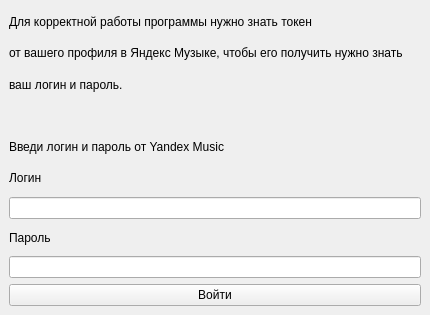
The window that Ui/Authorize.ui (KirMozor/Yamux) describes before a commit, drawn with Qt 5.
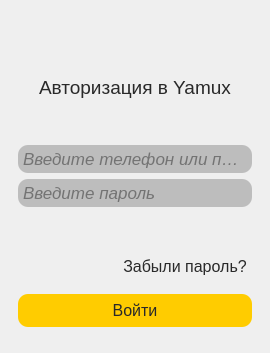
The same window after the commit. Icons and pictures are not drawn.

Commit message: Работаю над дизайном. Добавил новое окно авторизации

Diff of the .ui file:
```diff
--- a/Ui/Authorize.ui
+++ b/Ui/Authorize.ui
@@ -6,8 +6,8 @@
    <rect>
     <x>0</x>
     <y>0</y>
-    <width>430</width>
-    <height>315</height>
+    <width>270</width>
+    <height>353</height>
    </rect>
   </property>
   <property name="windowTitle">
@@ -18,81 +18,236 @@
     <normaloff>../Svg/icon.svg</normaloff>../Svg/icon.svg</iconset>
   </property>
   <widget class="QWidget" name="centralwidget">
-   <layout class="QVBoxLayout" name="verticalLayout">
-    <item>
-     <widget class="QLabel" name="label">
-      <property name="text">
-       <string>Для корректной работы программы нужно знать токен</string>
-      </property>
+   <property name="styleSheet">
+    <string notr="true">color:#ffffff</string>
+   </property>
+   <layout class="QGridLayout" name="gridLayout_8">
+    <item row="0" column="0">
+     <widget class="QWidget" name="widget" native="true">
+      <layout class="QGridLayout" name="gridLayout">
+       <item row="0" column="0">
+        <layout class="QGridLayout" name="gridLayout_2">
+         <item row="0" column="0">
+          <spacer name="horizontalSpacer">
+           <property name="orientation">
+            <enum>Qt::Horizontal</enum>
+           </property>
+           <property name="sizeHint" stdset="0">
+            <size>
+             <width>40</width>
+             <height>20</height>
+            </size>
+           </property>
+          </spacer>
+         </item>
+         <item row="0" column="1">
+          <widget class="QLabel" name="label">
+           <property name="text">
+            <string/>
+           </property>
+           <property name="pixmap">
+            <pixmap>../Svg/yandex_en_icon-icons.com_61632(1).png</pixmap>
+           </property>
+          </widget>
+         </item>
+         <item row="0" column="2">
+          <spacer name="horizontalSpacer_2">
+           <property name="orientation">
+            <enum>Qt::Horizontal</enum>
+           </property>
+           <property name="sizeHint" stdset="0">
+            <size>
+             <width>40</width>
+             <height>20</height>
+            </size>
+           </property>
+          </spacer>
+         </item>
+        </layout>
+       </item>
+       <item row="1" column="0">
+        <layout class="QGridLayout" name="gridLayout_9">
+         <item row="0" column="0">
+          <spacer name="horizontalSpacer_4">
+           <property name="orientation">
+            <enum>Qt::Horizontal</enum>
+           </property>
+           <property name="sizeHint" stdset="0">
+            <size>
+             <width>40</width>
+             <height>20</height>
+            </size>
+           </property>
+          </spacer>
+         </item>
+         <item row="0" column="1">
+          <widget class="QLabel" name="label_2">
+           <property name="font">
+            <font>
+             <family>System-ui</family>
+             <pointsize>14</pointsize>
+             <weight>50</weight>
+             <italic>false</italic>
+             <bold>false</bold>
+            </font>
+           </property>
+           <property name="styleSheet">
+            <string notr="true">color:#292929</string>
+           </property>
+           <property name="text">
+            <string>Авторизация в Yamux</string>
+           </property>
+          </widget>
+         </item>
+         <item row="0" column="2">
+          <spacer name="horizontalSpacer_5">
+           <property name="orientation">
+            <enum>Qt::Horizontal</enum>
+           </property>
+           <property name="sizeHint" stdset="0">
+            <size>
+             <width>40</width>
+             <height>20</height>
+            </size>
+           </property>
+          </spacer>
+         </item>
+        </layout>
+       </item>
+      </layout>
      </widget>
     </item>
-    <item>
-     <widget class="QLabel" name="label_2">
-      <property name="text">
-       <string>от вашего профиля в Яндекс Музыке, чтобы его получить нужно знать</string>
-      </property>
+    <item row="1" column="0">
+     <widget class="QWidget" name="widget_2" native="true">
+      <layout class="QGridLayout" name="gridLayout_4">
+       <item row="0" column="0">
+        <layout class="QGridLayout" name="gridLayout_3">
+         <item row="1" column="0">
+          <widget class="QLineEdit" name="set_password">
+           <property name="font">
+            <font>
+             <pointsize>13</pointsize>
+             <italic>true</italic>
+            </font>
+           </property>
+           <property name="styleSheet">
+            <string notr="true">color:#292929;
+border-radius:10px;
+background-color:rgb(189, 189, 189);
+padding:3px;
+</string>
+           </property>
+           <property name="text">
+            <string/>
+           </property>
+           <property name="readOnly">
+            <bool>false</bool>
+           </property>
+           <property name="placeholderText">
+            <string>Введите пароль</string>
+           </property>
+          </widget>
+         </item>
+         <item row="0" column="0">
+          <widget class="QLineEdit" name="set_login">
+           <property name="font">
+            <font>
+             <pointsize>13</pointsize>
+             <italic>true</italic>
+            </font>
+           </property>
+           <property name="styleSheet">
+            <string notr="true">color:#292929;
+border-radius:10px;
+background-color:rgb(189, 189, 189);
+padding:3px;</string>
+           </property>
+           <property name="text">
+            <string/>
+           </property>
+           <property name="readOnly">
+            <bool>false</bool>
+           </property>
+           <property name="placeholderText">
+            <string>Введите телефон или почту</string>
+           </property>
+          </widget>
+         </item>
+        </layout>
+       </item>
+      </layout>
      </widget>
     </item>
-    <item>
-     <widget class="QLabel" name="label_4">
-      <property name="text">
-       <string>ваш логин и пароль.</string>
-      </property>
-     </widget>
-    </item>
-    <item>
-     <widget class="QLabel" name="label_5">
-      <property name="text">
-       <string/>
-      </property>
-     </widget>
-    </item>
-    <item>
-     <widget class="QLabel" name="description">
-      <property name="layoutDirection">
-       <enum>Qt::LeftToRight</enum>
-      </property>
-      <property name="text">
-       <string>Введи логин и пароль от Yandex Music</string>
-      </property>
-      <property name="textFormat">
-       <enum>Qt::AutoText</enum>
-      </property>
-     </widget>
-    </item>
-    <item>
-     <widget class="QLabel" name="login_text">
-      <property name="text">
-       <string>Логин</string>
-      </property>
-     </widget>
-    </item>
-    <item>
-     <widget class="QLineEdit" name="set_login">
-      <property name="echoMode">
-       <enum>QLineEdit::Normal</enum>
-      </property>
-     </widget>
-    </item>
-    <item>
-     <widget class="QLabel" name="pass_text">
-      <property name="text">
-       <string>Пароль</string>
-      </property>
-     </widget>
-    </item>
-    <item>
-     <widget class="QLineEdit" name="set_password">
-      <property name="echoMode">
-       <enum>QLineEdit::Password</enum>
-      </property>
-     </widget>
-    </item>
-    <item>
-     <widget class="QPushButton" name="reg_button">
-      <property name="text">
-       <string>Войти</string>
-      </property>
+    <item row="2" column="0">
+     <widget class="QWidget" name="widget_3" native="true">
+      <layout class="QGridLayout" name="gridLayout_7">
+       <item row="0" column="0">
+        <layout class="QGridLayout" name="gridLayout_6">
+         <item row="0" column="1">
+          <widget class="QPushButton" name="password_recovery">
+           <property name="font">
+            <font>
+             <pointsize>12</pointsize>
+            </font>
+           </property>
+           <property name="styleSheet">
+            <string notr="true">QPushButton{
+	color:#292929;
+	padding:5px;
+	border:none;
+}
+QPushButton:Pressed{
+	background-color:rgb(139, 139, 139)
+}</string>
+           </property>
+           <property name="text">
+            <string>Забыли пароль?</string>
+           </property>
+          </widget>
+         </item>
+         <item row="0" column="0">
+          <spacer name="horizontalSpacer_3">
+           <property name="orientation">
+            <enum>Qt::Horizontal</enum>
+           </property>
+           <property name="sizeHint" stdset="0">
+            <size>
+             <width>40</width>
+             <height>20</height>
+            </size>
+           </property>
+          </spacer>
+         </item>
+        </layout>
+       </item>
+       <item row="1" column="0">
+        <layout class="QGridLayout" name="gridLayout_5">
+         <item row="0" column="0">
+          <widget class="QPushButton" name="reg_button">
+           <property name="font">
+            <font>
+             <pointsize>12</pointsize>
+            </font>
+           </property>
+           <property name="styleSheet">
+            <string notr="true">QPushButton{
+	color:#292929;
+	border-radius:10px;
+	background-color:rgb(255, 204, 0);
+	padding:7px;
+}
+QPushButton:Pressed{
+	background-color:rgb(255, 185, 0);
+}</string>
+           </property>
+           <property name="text">
+            <string>Войти</string>
+           </property>
+          </widget>
+         </item>
+        </layout>
+       </item>
+      </layout>
      </widget>
     </item>
    </layout>
```
The commit also changes 4 other files.
